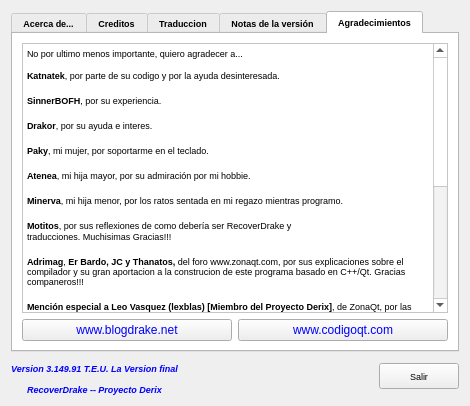
First picture: the form in notas.ui, repository kapyderi/recoverdrake-v3, before the edit.
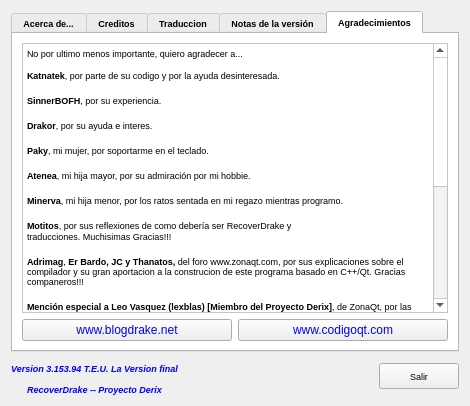
Second picture: the form after the edit. Icons and pictures are not drawn.

The edit to the form file:
```diff
--- a/notas.ui
+++ b/notas.ui
@@ -83,7 +83,7 @@
 color: rgb(0, 0, 255);</string>
      </property>
      <property name="text">
-      <string>Version 3.149.91 T.E.U. La Version final</string>
+      <string>Version 3.153.94 T.E.U. La Version final</string>
      </property>
      <property name="alignment">
       <set>Qt::AlignCenter</set>
```
